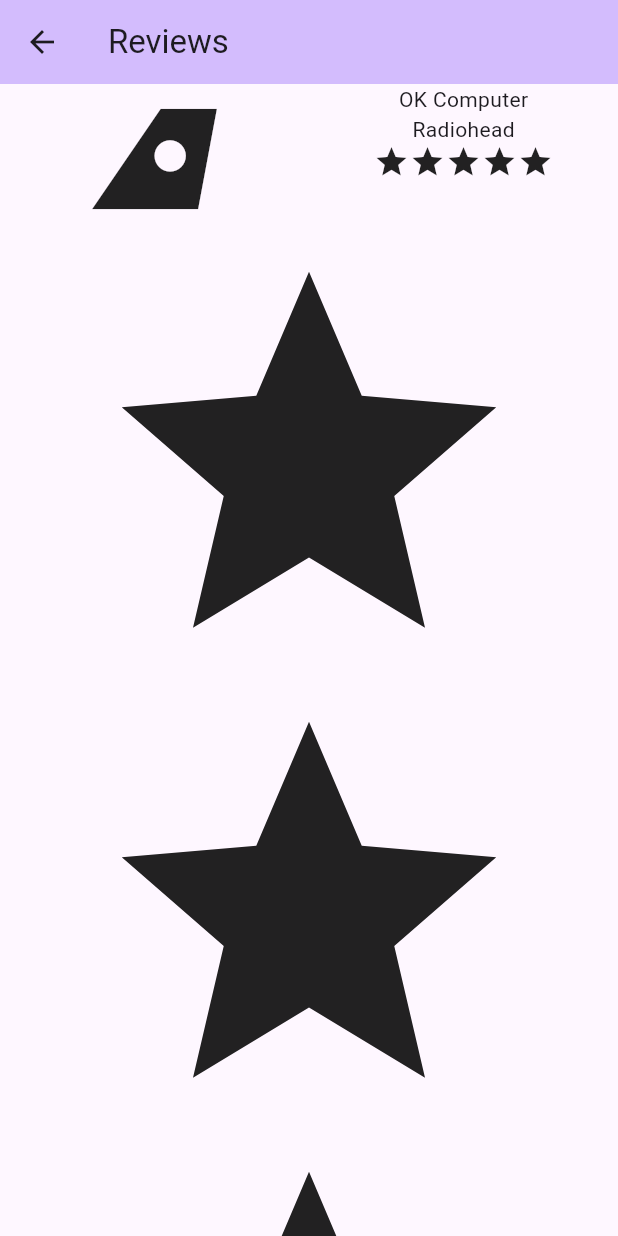
After one commit to keeyank/BSides, a Flutter app: the ReviewPage screen opened directly, on a phone screen of 412 x 824 dp. The commit adds this screen. Run offline on Flutter 3.47's test engine with Material 3 defaults, Android fonts, the phone set to English and light mode, and no system bars; our stand-ins replace flutter_dotenv.

Commit message:
Review page init

```diff
--- /dev/null
+++ b/lib/pages/review_page.dart
@@ -0,0 +1,56 @@
+import 'package:flutter/material.dart';
+
+class ReviewPage extends StatelessWidget {
+  const ReviewPage({super.key});
+
+  @override
+  Widget build(BuildContext context) {
+    return Scaffold(
+      appBar: AppBar(
+        title: const Text('Reviews'),
+        backgroundColor: Theme.of(context).colorScheme.inversePrimary,
+      ),
+      body: Column(
+        children: [
+          Row(
+            crossAxisAlignment: CrossAxisAlignment.start,
+            children: [
+              Expanded(
+                child: Icon(Icons.airlines, size: 100)
+              ),
+              Expanded(
+                child: Column(
+                  children: [
+                    Text('OK Computer'),
+                    Text('Radiohead'),
+                    Row(
+                      mainAxisAlignment: MainAxisAlignment.center,
+                      children: [
+                        Icon(Icons.star),
+                        Icon(Icons.star),
+                        Icon(Icons.star),
+                        Icon(Icons.star),
+                        Icon(Icons.star),
+                      ]
+                    )
+                  ],
+                ),
+              )
+            ]
+          ),
+          Expanded(
+            child: ListView(
+              children: [
+                Icon(Icons.star, size: 300),
+                Icon(Icons.star, size: 300),
+                Icon(Icons.star, size: 300),
+                Icon(Icons.star),
+                Icon(Icons.star),
+              ]
+            )
+          )
+        ],
+      ),
+    );
+  }
+}
--- a/lib/pages/search_page.dart
+++ b/lib/pages/search_page.dart
@@ -1,3 +1,5 @@
+import 'package:bsides/pages/review_page.dart';
+import 'package:flutter/cupertino.dart';
 import 'package:flutter/material.dart';
 import '../spotify_service.dart';
 
@@ -173,7 +175,10 @@ class _SearchPageState extends State<SearchPage> {
               overflow: TextOverflow.ellipsis,
             ),
             onTap: () {
-              // TODO: Handle album tap (navigate to album details)
+              Navigator.push(
+                context,
+                CupertinoPageRoute(builder: (context) => const ReviewPage())
+              );
               print('Tapped on: $albumName by $artistName');
             },
           ),
--- a/lib/spotify_service.dart
+++ b/lib/spotify_service.dart
@@ -50,6 +50,7 @@ class SpotifyService {
         throw Exception('Failed to refresh token: ${response.statusCode}');
       }
     } catch (e) {
+      print('HI ${SpotifyConfig.clientId}');
       print('Error refreshing token: $e');
       rethrow;
     }
--- a/pubspec.yaml
+++ b/pubspec.yaml
@@ -61,7 +61,8 @@ flutter:
   uses-material-design: true
 
   # To add assets to your application, add an assets section, like this:
-  # assets:
+  assets:
+    - .env.local
   #   - images/a_dot_burr.jpeg
   #   - images/a_dot_ham.jpeg
 
```
